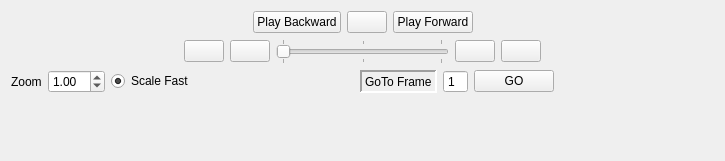
jonathanHuwP/CrystalGrowthTracker, file resources/designer_ui/cgtvideocontrols.ui: the form before one commit.
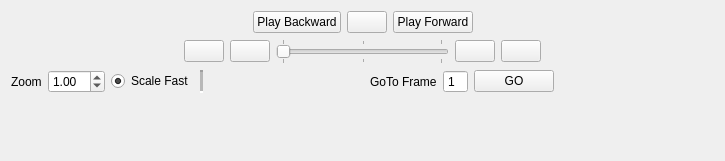
The form after the commit.

```diff
--- a/resources/designer_ui/cgtvideocontrols.ui
+++ b/resources/designer_ui/cgtvideocontrols.ui
@@ -207,6 +207,19 @@
        </property>
       </widget>
      </item>
+     <item>
+      <widget class="Line" name="line">
+       <property name="lineWidth">
+        <number>2</number>
+       </property>
+       <property name="midLineWidth">
+        <number>5</number>
+       </property>
+       <property name="orientation">
+        <enum>Qt::Vertical</enum>
+       </property>
+      </widget>
+     </item>
      <item>
       <spacer name="horizontalSpacer_2">
        <property name="orientation">
@@ -223,13 +236,13 @@
      <item>
       <widget class="QLabel" name="label">
        <property name="frameShape">
-        <enum>QFrame::Panel</enum>
+        <enum>QFrame::NoFrame</enum>
        </property>
        <property name="frameShadow">
-        <enum>QFrame::Sunken</enum>
+        <enum>QFrame::Plain</enum>
        </property>
        <property name="lineWidth">
-        <number>2</number>
+        <number>1</number>
        </property>
        <property name="text">
         <string>GoTo Frame</string>
```
